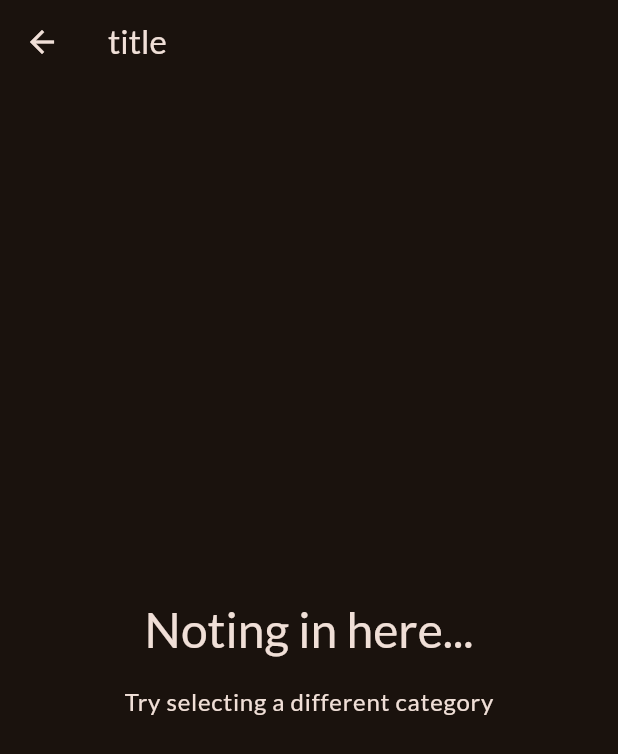
After one commit to Malao-Ang/Meals_App-fontend, a Flutter app: the screen it shows after launch, after a tap on "Italian", on a phone screen of 412 x 824 dp. The commit adds this screen. Shown: the top 754 px of the screen. Run offline on Flutter 3.47's test engine with Material 2 defaults, Android fonts, the phone set to English and light mode, and no system bars; our stand-ins replace google_fonts.

Commit message:
:pencil2: begin try to do dynamic page

```diff
--- a/lib/cateegory_grid_item.dart
+++ b/lib/cateegory_grid_item.dart
@@ -5,14 +5,20 @@ import 'models/category.dart';
 
 class CategoryGridItem extends StatelessWidget {
   final Category category;
-  const CategoryGridItem({super.key, required this.category});
+  final void Function() onSelecCategory;
 
+  const CategoryGridItem(
+      {super.key, required this.category, required this.onSelecCategory});
   @override
   Widget build(BuildContext context) {
-    return Container(
+    return InkWell(
+      onTap: onSelecCategory,
+      splashColor: Theme.of(context).primaryColor,
+      borderRadius: BorderRadius.circular(16),
+      child: Container(
         padding: EdgeInsets.all(16),
         decoration: BoxDecoration(
-          borderRadius: BorderRadius.circular(15),
+            borderRadius: BorderRadius.circular(16),
             gradient: LinearGradient(colors: [
               category.color.withOpacity(0.55),
               category.color.withOpacity(0.9)
@@ -24,6 +30,7 @@ class CategoryGridItem extends StatelessWidget {
               .titleLarge!
               .copyWith(color: Theme.of(context).colorScheme.onBackground),
         ),
+      ),
     );
   }
 }
--- a/lib/categories_screen.dart
+++ b/lib/categories_screen.dart
@@ -2,10 +2,15 @@ import 'package:flutter/material.dart';
 import 'package:flutter/src/widgets/framework.dart';
 import 'package:flutter/src/widgets/placeholder.dart';
 import 'package:meals_app/cateegory_grid_item.dart';
+import 'package:meals_app/meals_screen.dart';
 import 'package:meals_app/models/dummay_data.dart';
 
 class CategoriesScreen extends StatelessWidget {
   const CategoriesScreen({super.key});
+  void _selectCategory(BuildContext context) {
+    Navigator.of(context).push(MaterialPageRoute(
+        builder: (cyx) => MealsScreen(title: 'title', meals: [])));
+  }
 
   @override
   Widget build(BuildContext context) {
@@ -22,7 +27,12 @@ class CategoriesScreen extends StatelessWidget {
             mainAxisSpacing: 20),
         children: [
           for (final category in DUMMY_CATEGORIES)
-            CategoryGridItem(category: category)
+            CategoryGridItem(
+              category: category,
+              onSelecCategory: () {
+                _selectCategory(context);
+              },
+            )
           // Text('1'),
         ],
       ),
--- /dev/null
+++ b/lib/meals_screen.dart
@@ -0,0 +1,51 @@
+import 'package:flutter/material.dart';
+import 'package:flutter/src/widgets/framework.dart';
+import 'package:flutter/src/widgets/placeholder.dart';
+import 'package:meals_app/models/meal.dart';
+
+class MealsScreen extends StatelessWidget {
+  final String title;
+  final List<Meal> meals;
+  const MealsScreen({super.key, required this.title, required this.meals});
+
+  @override
+  Widget build(BuildContext context) {
+    Widget content = ListView.builder(
+        itemCount: meals.length,
+        itemBuilder: (ctx, index) => Text(
+              meals[index].title,
+              style: TextStyle(color: Colors.white),
+            ));
+    if (meals.isEmpty) {
+      content = Center(
+        child: Column(
+          mainAxisSize: MainAxisSize.min,
+          children: [
+            Text(
+              "Noting in here...",
+              style: Theme.of(context)
+                  .textTheme
+                  .headlineLarge!
+                  .copyWith(color: Theme.of(context).colorScheme.onBackground),
+            ),
+            SizedBox(
+              height: 16,
+            ),
+            Text(
+              "Try selecting a different category",
+              style: Theme.of(context)
+                  .textTheme
+                  .bodyLarge!
+                  .copyWith(color: Theme.of(context).colorScheme.onBackground),
+            ),
+          ],
+        ),
+      );
+    }
+    return Scaffold(
+        appBar: AppBar(
+          title: Text(title),
+        ),
+        body: content);
+  }
+}
```
Lines whose indentation alone changed are shown as unchanged.
